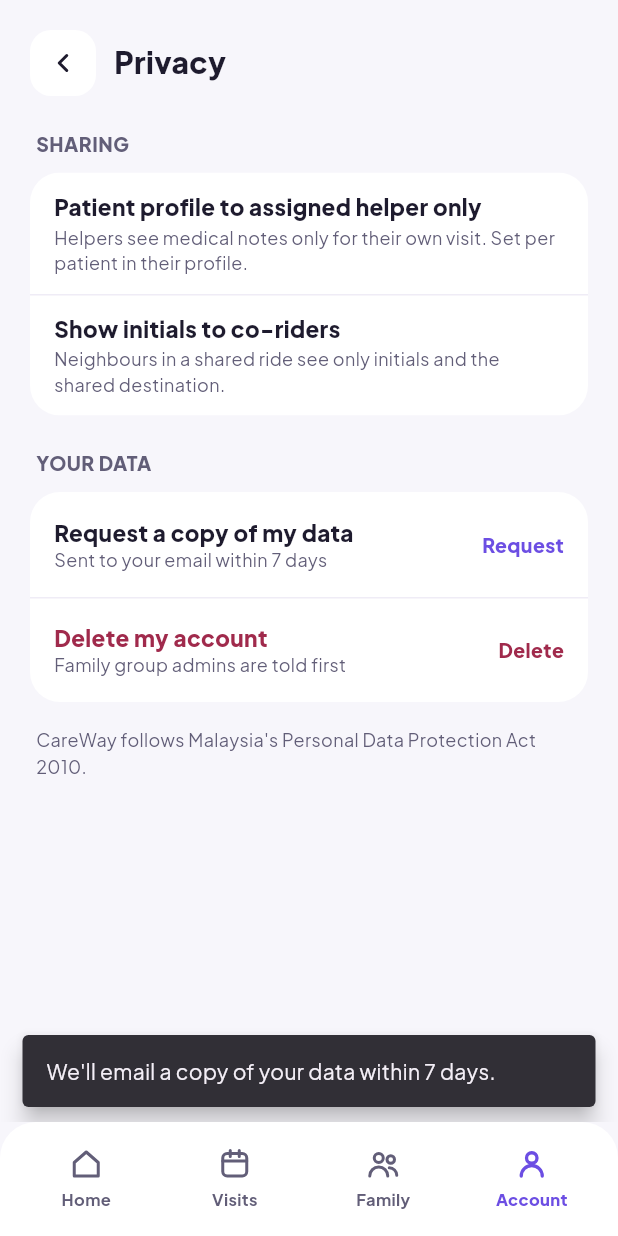
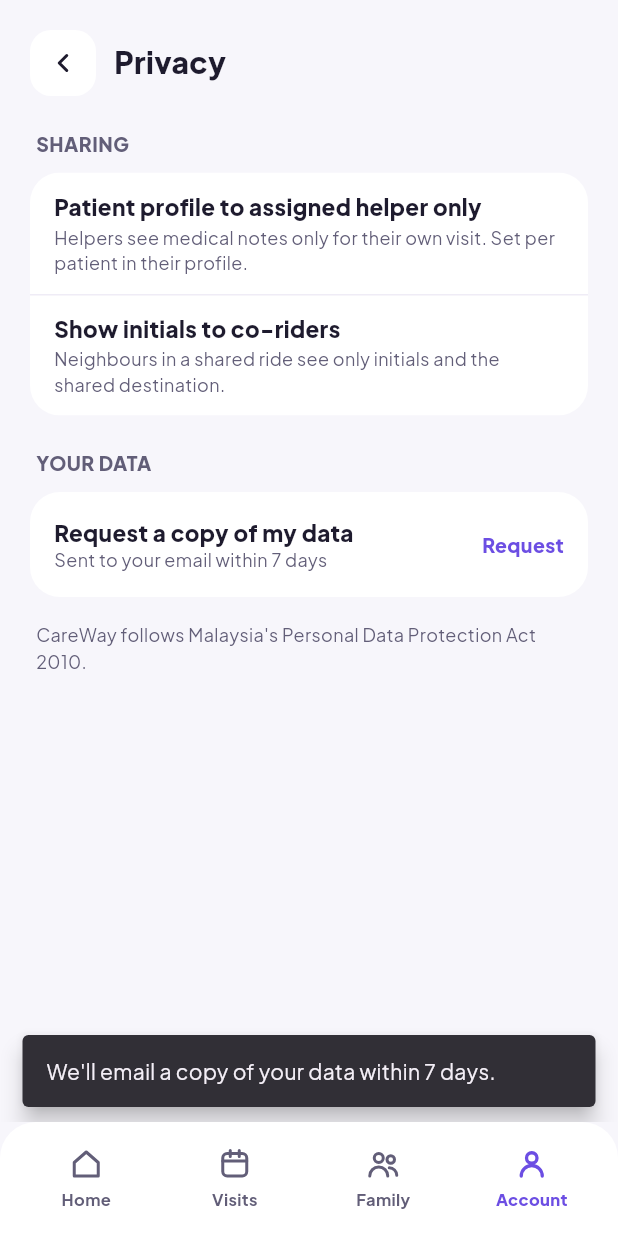
Before and after one commit to Yein123/careway, a Flutter app: the PrivacyScreen screen opened by its route, after a tap on "Request a copy of my data", on a phone screen of 412 x 824 dp. Run offline on Flutter 3.47's test engine with Material 3 defaults, Android fonts, the light colour scheme and no system bars; our stand-ins replace cloud_firestore, cloud_functions, firebase_auth, firebase_core, firebase_messaging, flutter_local_notifications and 3 more; accounts and stored records are empty; generated files the repository leaves out were written again; network calls fail.

Commit message:
feat(app): hide language and text size setting and the delete account option

```diff
--- a/lib/features/account/account_screen.dart
+++ b/lib/features/account/account_screen.dart
@@ -438,12 +438,6 @@ class _AccountScreenState extends ConsumerState<AccountScreen> {
             onTap: () => context.push('/account/notifications'),
           ),
           LinkRow(
-            icon: '<circle cx="12" cy="12" r="9"/><path d="M3 12h18M12 3a14 14 0 0 1 0 18M12 3a14 14 0 0 0 0 18"/>',
-            title: 'Language',
-            sub: '${u?.settings.language ?? 'English'} · text size ${_sizeName(u?.settings.textScale ?? 1)}',
-            onTap: () => context.push('/account/language'),
-          ),
-          LinkRow(
             icon: lockIcon,
             title: 'Privacy',
             sub: 'Who can see patient profiles',
@@ -515,5 +509,3 @@ class _CallPill extends StatelessWidget {
 }
 
 const textSizes = [('Normal', 1.0), ('Large', 1.15), ('Extra large', 1.3)];
-
-String _sizeName(double s) => textSizes.firstWhere((t) => t.$2 == s, orElse: () => textSizes.first).$1.toLowerCase();
--- a/lib/features/account/account_subpages.dart
+++ b/lib/features/account/account_subpages.dart
@@ -572,8 +572,6 @@ class PrivacyScreen extends ConsumerWidget {
       ListCard(children: [
         actionRow('Request a copy of my data', 'Sent to your email within 7 days', 'Request', CwColors.primary,
             () => info("We'll email a copy of your data within 7 days.")),
-        actionRow('Delete my account', 'Family group admins are told first', 'Delete', const Color(0xFFA02A4C),
-            () => info('To delete your account, contact the CareWay coordinator. Family group admins are told first.')),
       ]),
       const _Note("CareWay follows Malaysia's Personal Data Protection Act 2010."),
     ]);
```
